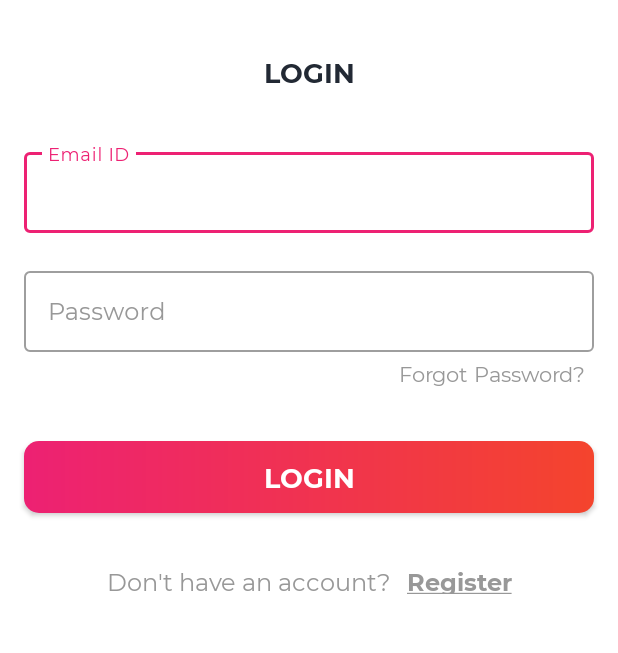
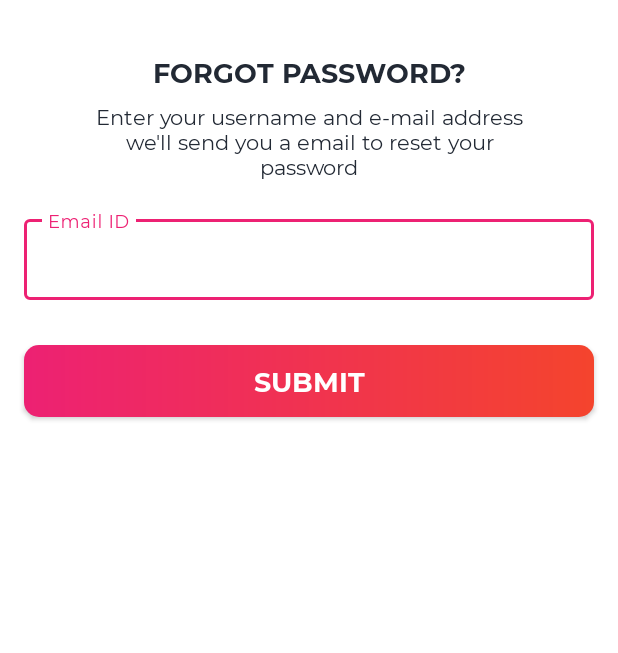
Before and after one commit to U202018769/BigChickenApp, an Android app: the screen it shows after launch (LoginActivity before the commit, ForgotPasswordActivity after it), after a tap on "Forgot Password?", on a phone screen of 412 x 824 dp, the part 300-953 px from its top. Run offline under Robolectric (Android 15) with nearby library versions, the phone set to English and light mode, and no system bars; our stand-ins replace Firebase (no records; nobody signed in at launch, a user with empty details on screens opened directly).

Commit message:
se creo el ForgetPasswordActivity. Ya se pueden registrar usuarios y acceder al servicio de restaurar contraseña para los usuarios con cuenta.

```diff
--- a/app/src/main/AndroidManifest.xml
+++ b/app/src/main/AndroidManifest.xml
@@ -9,6 +9,12 @@
         android:roundIcon="@mipmap/ic_launcher_round"
         android:supportsRtl="true"
         android:theme="@style/Theme.BigChickenApp">
+        <activity
+            android:name=".activities.ForgotPasswordActivity"
+            android:exported="false" />
+        <activity
+            android:name=".activities.OlvidoContrasena"
+            android:exported="false" />
         <activity
             android:name=".activities.BaseActivity"
             android:exported="false" />
@@ -30,7 +36,7 @@
         <activity
             android:name=".activities.LoginActivity"
             android:exported="true"
-            android:theme="@style/SplashTheme"></activity>
+            android:theme="@style/SplashTheme" />
     </application>
 
 </manifest>
--- /dev/null
+++ b/app/src/main/java/com/grupo/bigchickenapp/activities/ForgotPasswordActivity.kt
@@ -0,0 +1,89 @@
+package com.grupo.bigchickenapp.activities
+
+import android.os.Bundle
+import android.view.WindowManager
+import android.widget.Toast
+import com.google.firebase.auth.FirebaseAuth
+import com.grupo.bigchickenapp.R
+import kotlinx.android.synthetic.main.activity_forgot_password.*
+
+
+class ForgotPasswordActivity : BaseActivity() {
+
+    /**
+     * This function is auto created by Android when the Activity Class is created.
+     */
+    override fun onCreate(savedInstanceState: Bundle?) {
+
+        super.onCreate(savedInstanceState)
+
+        setContentView(R.layout.activity_forgot_password)
+        getSupportActionBar()?.hide()
+
+
+        window.setFlags(
+            WindowManager.LayoutParams.FLAG_FULLSCREEN,
+            WindowManager.LayoutParams.FLAG_FULLSCREEN
+        )
+
+
+        // si uso este metodo se cuelga
+        //setupActionBar()
+
+
+        // START
+        btn_submit.setOnClickListener {
+
+            // Get the email id from the input field.
+            val email: String = et_email.text.toString().trim { it <= ' ' }
+
+            // Now, If the email entered in blank then show the error message or else continue with the implemented feature.
+            if (email.isEmpty()) {
+                showErrorSnackBar(resources.getString(R.string.err_msg_enter_email), true)
+            } else {
+
+                // Show the progress dialog.
+                showProgressDialog(resources.getString(R.string.please_wait))
+
+                // This piece of code is used to send the reset password link to the user's email id if the user is registered.
+                FirebaseAuth.getInstance().sendPasswordResetEmail(email)
+                    .addOnCompleteListener { task ->
+
+                        // Hide the progress dialog
+                        hideProgressDialog()
+
+                        if (task.isSuccessful) {
+                            // Show the toast message and finish the forgot password activity to go back to the login screen.
+                            Toast.makeText(
+                                this@ForgotPasswordActivity,
+                                resources.getString(R.string.email_sent_success),
+                                Toast.LENGTH_LONG
+                            ).show()
+
+                            finish()
+                        } else {
+                            showErrorSnackBar(task.exception!!.message.toString(), true)
+                        }
+                    }
+            }
+        }
+        // END
+    }
+
+
+    /**
+     * A function for actionBar Setup.
+     */
+    private fun setupActionBar() {
+
+        setSupportActionBar(toolbar_forgot_password_activity)
+
+        val actionBar = supportActionBar
+        if (actionBar != null) {
+            actionBar.setDisplayHomeAsUpEnabled(true)
+            actionBar.setHomeAsUpIndicator(R.drawable.ic_white_color_back_24dp)
+        }
+
+        toolbar_forgot_password_activity.setNavigationOnClickListener { onBackPressed() }
+    }
+}
--- a/app/src/main/java/com/grupo/bigchickenapp/activities/LoginActivity.kt
+++ b/app/src/main/java/com/grupo/bigchickenapp/activities/LoginActivity.kt
@@ -43,6 +43,12 @@ class LoginActivity : BaseActivity(), View.OnClickListener {
             when (v.id) {
 
                 R.id.tv_forgot_password -> {
+
+
+                    val intent = Intent(this@LoginActivity, ForgotPasswordActivity::class.java)
+                    startActivity(intent)
+
+
                 }
 
                 R.id.btn_login -> {
--- /dev/null
+++ b/app/src/main/res/drawable/ic_white_color_back_24dp.xml
@@ -0,0 +1,10 @@
+<vector xmlns:android="http://schemas.android.com/apk/res/android"
+    android:width="24dp"
+    android:height="24dp"
+    android:tint="#FFFFFF"
+    android:viewportWidth="24"
+    android:viewportHeight="24">
+    <path
+        android:fillColor="@android:color/white"
+        android:pathData="M11.67,3.87L9.9,2.1 0,12l9.9,9.9 1.77,-1.77L3.54,12z" />
+</vector>
--- /dev/null
+++ b/app/src/main/res/layout/activity_forgot_password.xml
@@ -0,0 +1,111 @@
+<?xml version="1.0" encoding="utf-8"?>
+
+<androidx.constraintlayout.widget.ConstraintLayout xmlns:android="http://schemas.android.com/apk/res/android"
+    xmlns:app="http://schemas.android.com/apk/res-auto"
+    xmlns:tools="http://schemas.android.com/tools"
+    android:layout_width="match_parent"
+    android:layout_height="match_parent"
+    tools:context="activities.ForgotPasswordActivity">
+
+    <FrameLayout
+        android:id="@+id/fl_header_image"
+        android:layout_width="wrap_content"
+        android:layout_height="@dimen/auth_header_image_height"
+        app:layout_constraintEnd_toEndOf="parent"
+        app:layout_constraintStart_toStartOf="parent"
+        app:layout_constraintTop_toTopOf="parent">
+
+        <ImageView
+            android:layout_width="match_parent"
+            android:layout_height="match_parent"
+            android:contentDescription="@string/content_description"
+            android:scaleType="fitXY"
+            android:src="@drawable/auth_screens_background" />
+
+        <ImageView
+            android:layout_width="@dimen/auth_logo_width_size"
+            android:layout_height="@dimen/auth_logo_height_size"
+            android:layout_gravity="center"
+            android:contentDescription="@string/app_name"
+            android:scaleType="fitCenter"
+            android:src="@drawable/logo"
+             />
+
+        <androidx.appcompat.widget.Toolbar
+            android:id="@+id/toolbar_forgot_password_activity"
+            android:layout_width="match_parent"
+            android:layout_height="?attr/actionBarSize"
+            android:layout_gravity="top" />
+    </FrameLayout>
+
+    <com.grupo.bigchickenapp.utils.MSPTextViewBold
+        android:id="@+id/tv_title"
+        android:layout_width="wrap_content"
+        android:layout_height="wrap_content"
+        android:layout_marginTop="35dp"
+        android:text="@string/title_forgot_password"
+        android:textColor="@color/colorPrimaryText"
+        android:textSize="@dimen/forgot_password_title_textSize"
+        app:layout_constraintEnd_toEndOf="parent"
+        app:layout_constraintStart_toStartOf="parent"
+        app:layout_constraintTop_toBottomOf="@id/fl_header_image" />
+
+    <com.grupo.bigchickenapp.utils.MSPTextView
+        android:id="@+id/tv_title_description"
+        android:layout_width="0dp"
+        android:layout_height="wrap_content"
+        android:layout_marginStart="50dp"
+        android:layout_marginTop="8dp"
+        android:layout_marginEnd="50dp"
+        android:gravity="center"
+        android:text="@string/forgot_password_title_description"
+        android:textColor="@color/colorPrimaryText"
+        android:textSize="@dimen/forgot_password_title_description_textSize"
+        app:layout_constraintEnd_toEndOf="parent"
+        app:layout_constraintStart_toStartOf="parent"
+        app:layout_constraintTop_toBottomOf="@id/tv_title" />
+
+    <com.google.android.material.textfield.TextInputLayout
+        android:id="@+id/til_email"
+        style="@style/Widget.MaterialComponents.TextInputLayout.OutlinedBox"
+        android:layout_width="match_parent"
+        android:layout_height="wrap_content"
+        android:layout_marginStart="16dp"
+        android:layout_marginTop="20dp"
+        android:layout_marginEnd="16dp"
+        android:hint="@string/et_hint_email_id"
+        android:textColorHint="@color/colorSecondaryText"
+        app:layout_constraintEnd_toEndOf="parent"
+        app:layout_constraintStart_toStartOf="parent"
+        app:layout_constraintTop_toBottomOf="@id/tv_title_description">
+
+        <com.grupo.bigchickenapp.utils.MSPEditText
+            android:id="@+id/et_email"
+            android:layout_width="match_parent"
+            android:layout_height="wrap_content"
+            android:inputType="textEmailAddress"
+            android:padding="@dimen/et_padding"
+            android:textColor="@color/colorPrimaryText"
+            android:textSize="@dimen/et_textSize" />
+    </com.google.android.material.textfield.TextInputLayout>
+
+    <com.grupo.bigchickenapp.utils.MSPButton
+        android:id="@+id/btn_submit"
+        android:layout_width="match_parent"
+        android:layout_height="wrap_content"
+        android:layout_gravity="center"
+        android:layout_marginStart="16dp"
+        android:layout_marginTop="30dp"
+        android:layout_marginEnd="16dp"
+        android:background="@drawable/button_background"
+        android:foreground="?attr/selectableItemBackground"
+        android:gravity="center"
+        android:paddingTop="@dimen/btn_padding"
+        android:paddingBottom="@dimen/btn_padding"
+        android:text="@string/btn_lbl_submit"
+        android:textColor="@android:color/white"
+        android:textSize="@dimen/btn_textSize"
+        app:layout_constraintEnd_toEndOf="parent"
+        app:layout_constraintStart_toStartOf="parent"
+        app:layout_constraintTop_toBottomOf="@id/til_email" />
+</androidx.constraintlayout.widget.ConstraintLayout>
--- a/app/src/main/res/values/dimens.xml
+++ b/app/src/main/res/values/dimens.xml
@@ -26,4 +26,7 @@
     <dimen name="progress_text_marginStart">16dp</dimen>
     <dimen name="progress_text_size">16sp</dimen>
 
+    <dimen name="forgot_password_title_textSize">18sp</dimen>
+    <dimen name="forgot_password_title_description_textSize">14sp</dimen>
+
 </resources>
--- a/app/src/main/res/values/strings.xml
+++ b/app/src/main/res/values/strings.xml
@@ -32,6 +32,11 @@
 
     <string name="please_wait">Please Wait&#8230;</string>
 
+    <string name="title_forgot_password">FORGOT PASSWORD?</string>
+    <string name="forgot_password_title_description">Enter your username and e-mail address we\'ll send you a email to reset your password</string>
+    <string name="btn_lbl_submit">Submit</string>
+
+    <string name="email_sent_success">\"Email sent successfully to reset your password! \"</string>
 
 
 </resources>
```
